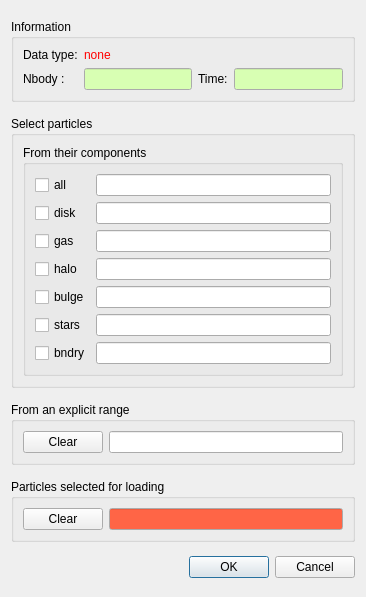
The window that usr/jcl/glnemo2/src/formselectpart.ui (teuben/nemo) describes before a commit, drawn with Qt 5.
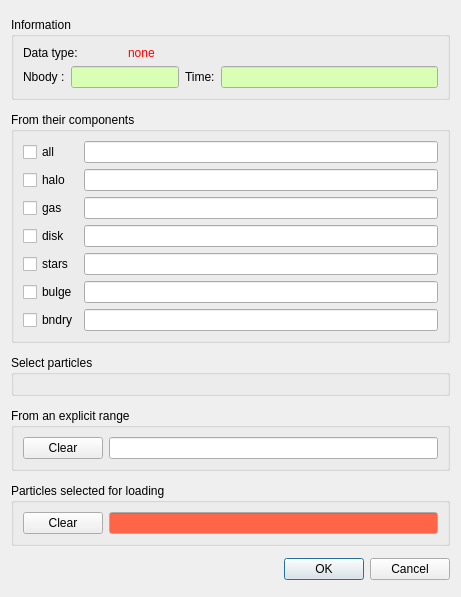
The same window after the commit. Icons and pictures are not drawn.

```diff
--- a/usr/jcl/glnemo2/src/formselectpart.ui
+++ b/usr/jcl/glnemo2/src/formselectpart.ui
@@ -9,7 +9,7 @@
    <rect>
     <x>0</x>
     <y>0</y>
-    <width>366</width>
+    <width>461</width>
     <height>597</height>
    </rect>
   </property>
@@ -27,7 +27,7 @@
     <normaloff/>
    </iconset>
   </property>
-  <layout class="QGridLayout" name="gridLayout_3">
+  <layout class="QGridLayout" name="gridLayout_4">
    <item row="0" column="0">
     <widget class="QGroupBox" name="info_box">
      <property name="sizePolicy">
@@ -39,15 +39,15 @@
      <property name="title">
       <string>Information</string>
      </property>
-     <layout class="QGridLayout">
-      <item row="0" column="0">
+     <layout class="QGridLayout" name="gridLayout_3">
+      <item row="0" column="0" colspan="2">
        <widget class="QLabel" name="data_label">
         <property name="text">
          <string>Data type:</string>
         </property>
        </widget>
       </item>
-      <item row="0" column="1" colspan="4">
+      <item row="0" column="2">
        <widget class="QLabel" name="data_type">
         <property name="palette">
          <palette>
@@ -127,6 +127,12 @@
       </item>
       <item row="1" column="1" colspan="2">
        <widget class="QLineEdit" name="nbody">
+        <property name="sizePolicy">
+         <sizepolicy hsizetype="Maximum" vsizetype="Fixed">
+          <horstretch>0</horstretch>
+          <verstretch>0</verstretch>
+         </sizepolicy>
+        </property>
         <property name="palette">
          <palette>
           <active>
@@ -184,6 +190,12 @@
       </item>
       <item row="1" column="4">
        <widget class="QLineEdit" name="time">
+        <property name="sizePolicy">
+         <sizepolicy hsizetype="Expanding" vsizetype="Fixed">
+          <horstretch>0</horstretch>
+          <verstretch>0</verstretch>
+         </sizepolicy>
+        </property>
         <property name="palette">
          <palette>
           <active>
@@ -236,18 +248,6 @@
     </widget>
    </item>
    <item row="1" column="0">
-    <widget class="QGroupBox" name="groupBox_2">
-     <property name="sizePolicy">
-      <sizepolicy hsizetype="Preferred" vsizetype="Fixed">
-       <horstretch>0</horstretch>
-       <verstretch>0</verstretch>
-      </sizepolicy>
-     </property>
-     <property name="title">
-      <string>Select particles</string>
-     </property>
-     <layout class="QGridLayout" name="gridLayout_2">
-      <item row="0" column="0">
        <widget class="QGroupBox" name="comp_box">
         <property name="sizePolicy">
          <sizepolicy hsizetype="Preferred" vsizetype="Fixed">
@@ -331,7 +331,7 @@
           </widget>
          </item>
          <item row="1" column="0">
-          <widget class="QCheckBox" name="disk_check">
+       <widget class="QCheckBox" name="halo_check">
            <property name="palette">
             <palette>
              <active>
@@ -370,12 +370,12 @@
             </palette>
            </property>
            <property name="text">
-            <string>disk</string>
+         <string>halo</string>
            </property>
           </widget>
          </item>
          <item row="1" column="1">
-          <widget class="QLineEdit" name="disk_range">
+       <widget class="QLineEdit" name="halo_range">
            <property name="toolTip">
             <string>disk range</string>
            </property>
@@ -445,7 +445,7 @@
           </widget>
          </item>
          <item row="3" column="0">
-          <widget class="QCheckBox" name="halo_check">
+       <widget class="QCheckBox" name="disk_check">
            <property name="palette">
             <palette>
              <active>
@@ -484,12 +484,12 @@
             </palette>
            </property>
            <property name="text">
-            <string>halo</string>
+         <string>disk</string>
            </property>
           </widget>
          </item>
          <item row="3" column="1">
-          <widget class="QLineEdit" name="halo_range">
+       <widget class="QLineEdit" name="disk_range">
            <property name="toolTip">
             <string>halo range</string>
            </property>
@@ -502,63 +502,6 @@
           </widget>
          </item>
          <item row="4" column="0">
-          <widget class="QCheckBox" name="bulge_check">
-           <property name="palette">
-            <palette>
-             <active>
-              <colorrole role="Base">
-               <brush brushstyle="SolidPattern">
-                <color alpha="255">
-                 <red>255</red>
-                 <green>255</green>
-                 <blue>255</blue>
-                </color>
-               </brush>
-              </colorrole>
-             </active>
-             <inactive>
-              <colorrole role="Base">
-               <brush brushstyle="SolidPattern">
-                <color alpha="255">
-                 <red>255</red>
-                 <green>255</green>
-                 <blue>255</blue>
-                </color>
-               </brush>
-              </colorrole>
-             </inactive>
-             <disabled>
-              <colorrole role="Base">
-               <brush brushstyle="SolidPattern">
-                <color alpha="255">
-                 <red>255</red>
-                 <green>255</green>
-                 <blue>255</blue>
-                </color>
-               </brush>
-              </colorrole>
-             </disabled>
-            </palette>
-           </property>
-           <property name="text">
-            <string>bulge</string>
-           </property>
-          </widget>
-         </item>
-         <item row="4" column="1">
-          <widget class="QLineEdit" name="bulge_range">
-           <property name="toolTip">
-            <string>bulge range</string>
-           </property>
-           <property name="alignment">
-            <set>Qt::AlignRight|Qt::AlignTrailing|Qt::AlignVCenter</set>
-           </property>
-           <property name="readOnly">
-            <bool>true</bool>
-           </property>
-          </widget>
-         </item>
-         <item row="5" column="0">
           <widget class="QCheckBox" name="stars_check">
            <property name="palette">
             <palette>
@@ -602,7 +545,7 @@
            </property>
           </widget>
          </item>
-         <item row="5" column="1">
+      <item row="4" column="1">
           <widget class="QLineEdit" name="stars_range">
            <property name="toolTip">
             <string>bulge range</string>
@@ -615,6 +558,63 @@
            </property>
           </widget>
          </item>
+      <item row="5" column="0">
+       <widget class="QCheckBox" name="bulge_check">
+        <property name="palette">
+         <palette>
+          <active>
+           <colorrole role="Base">
+            <brush brushstyle="SolidPattern">
+             <color alpha="255">
+              <red>255</red>
+              <green>255</green>
+              <blue>255</blue>
+             </color>
+            </brush>
+           </colorrole>
+          </active>
+          <inactive>
+           <colorrole role="Base">
+            <brush brushstyle="SolidPattern">
+             <color alpha="255">
+              <red>255</red>
+              <green>255</green>
+              <blue>255</blue>
+             </color>
+            </brush>
+           </colorrole>
+          </inactive>
+          <disabled>
+           <colorrole role="Base">
+            <brush brushstyle="SolidPattern">
+             <color alpha="255">
+              <red>255</red>
+              <green>255</green>
+              <blue>255</blue>
+             </color>
+            </brush>
+           </colorrole>
+          </disabled>
+         </palette>
+        </property>
+        <property name="text">
+         <string>bulge</string>
+        </property>
+       </widget>
+      </item>
+      <item row="5" column="1">
+       <widget class="QLineEdit" name="bulge_range">
+        <property name="toolTip">
+         <string>bulge range</string>
+        </property>
+        <property name="alignment">
+         <set>Qt::AlignRight|Qt::AlignTrailing|Qt::AlignVCenter</set>
+        </property>
+        <property name="readOnly">
+         <bool>true</bool>
+        </property>
+       </widget>
+      </item>
          <item row="6" column="0">
           <widget class="QCheckBox" name="bndry_check">
            <property name="palette">
@@ -675,10 +675,21 @@
         </layout>
        </widget>
       </item>
-     </layout>
+   <item row="2" column="0">
+    <widget class="QGroupBox" name="groupBox_2">
+     <property name="sizePolicy">
+      <sizepolicy hsizetype="Preferred" vsizetype="Fixed">
+       <horstretch>0</horstretch>
+       <verstretch>0</verstretch>
+      </sizepolicy>
+     </property>
+     <property name="title">
+      <string>Select particles</string>
+     </property>
+     <layout class="QGridLayout" name="gridLayout_2"/>
     </widget>
    </item>
-   <item row="2" column="0">
+   <item row="3" column="0">
     <widget class="QGroupBox" name="range_box">
      <property name="sizePolicy">
       <sizepolicy hsizetype="Preferred" vsizetype="Fixed">
@@ -713,7 +724,7 @@
      </layout>
     </widget>
    </item>
-   <item row="3" column="0">
+   <item row="4" column="0">
     <widget class="QGroupBox" name="groupBox">
      <property name="sizePolicy">
       <sizepolicy hsizetype="Preferred" vsizetype="Fixed">
@@ -825,7 +836,7 @@
      </layout>
     </widget>
    </item>
-   <item row="4" column="0">
+   <item row="5" column="0">
     <widget class="QDialogButtonBox" name="button_box">
      <property name="palette">
       <palette>
```
Left out of the diff: 4 changed lines with no effect on the pictures. Lines whose indentation alone changed are shown as unchanged.
